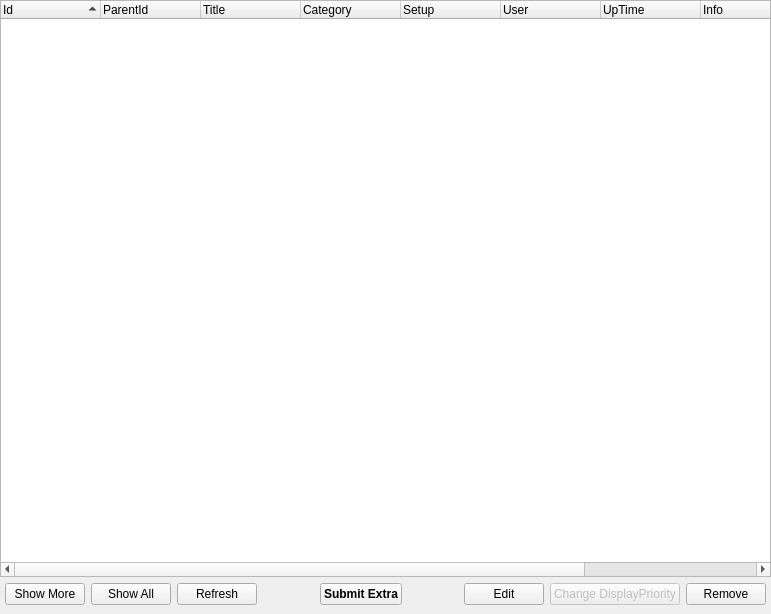
WorksAhead/Base, file BaseClient/Source/ManageExtraWidget.ui: the form before one commit.
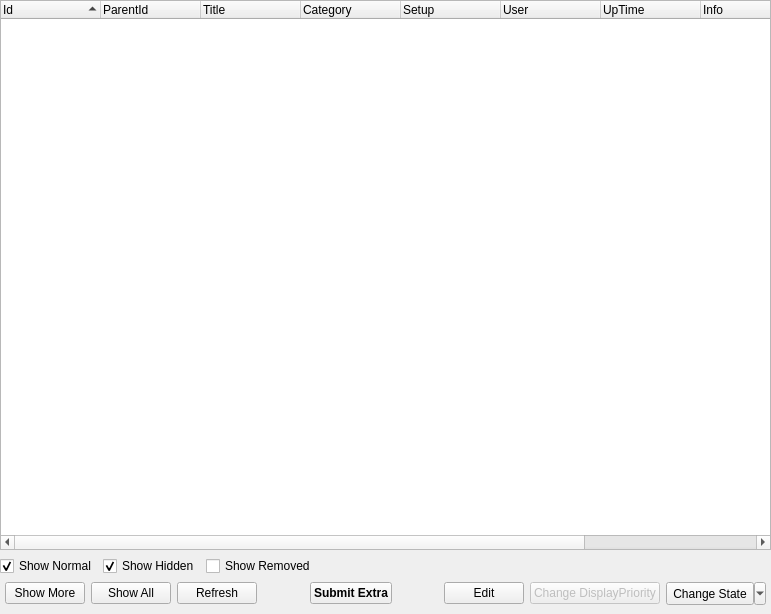
The form after the commit.

Commit message: Extra 增加了版本功能。 Extra 管理界面增加了列表过滤器和改变状态功能。 Extra 服务器端延迟删除功能。 修复了 Extra 介绍中不能正常显示 Emoji 表情的 bug。

Diff of the .ui file:
```diff
--- a/BaseClient/Source/ManageExtraWidget.ui
+++ b/BaseClient/Source/ManageExtraWidget.ui
@@ -95,6 +95,50 @@
      </column>
     </widget>
    </item>
+   <item>
+    <layout class="QHBoxLayout" name="horizontalLayout">
+     <item>
+      <widget class="QCheckBox" name="showNormalCheckBox">
+       <property name="text">
+        <string>Show Normal</string>
+       </property>
+       <property name="checked">
+        <bool>true</bool>
+       </property>
+      </widget>
+     </item>
+     <item>
+      <widget class="QCheckBox" name="showHiddenCheckBox">
+       <property name="text">
+        <string>Show Hidden</string>
+       </property>
+       <property name="checked">
+        <bool>true</bool>
+       </property>
+      </widget>
+     </item>
+     <item>
+      <widget class="QCheckBox" name="showRemovedCheckBox">
+       <property name="text">
+        <string>Show Removed</string>
+       </property>
+      </widget>
+     </item>
+     <item>
+      <spacer name="horizontalSpacer_2">
+       <property name="orientation">
+        <enum>Qt::Horizontal</enum>
+       </property>
+       <property name="sizeHint" stdset="0">
+        <size>
+         <width>40</width>
+         <height>20</height>
+        </size>
+       </property>
+      </spacer>
+     </item>
+    </layout>
+   </item>
    <item>
     <layout class="QHBoxLayout" name="horizontalLayout_4">
      <property name="leftMargin">
@@ -181,9 +225,18 @@
       </widget>
      </item>
      <item>
-      <widget class="QPushButton" name="removeButton">
+      <widget class="QToolButton" name="changeStateButton">
+       <property name="minimumSize">
+        <size>
+         <width>0</width>
+         <height>23</height>
+        </size>
+       </property>
        <property name="text">
-        <string>Remove</string>
+        <string>Change State</string>
+       </property>
+       <property name="popupMode">
+        <enum>QToolButton::MenuButtonPopup</enum>
        </property>
       </widget>
      </item>
```
Left out of the diff: 1 changed line with no effect on the pictures. The commit also changes 18 other files.
